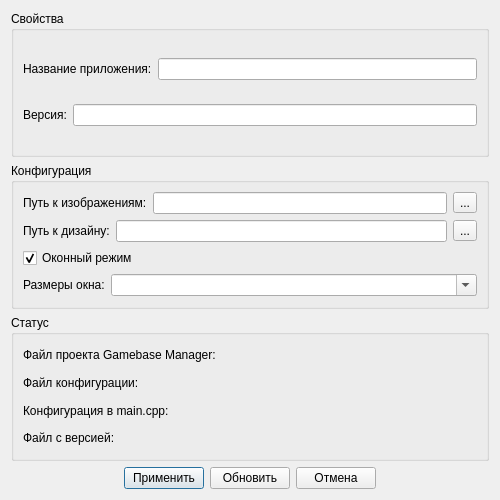
First picture: the form in manager/appconfigurationdialog.ui, repository TheMrButcher/gamebase_manager, before the edit.
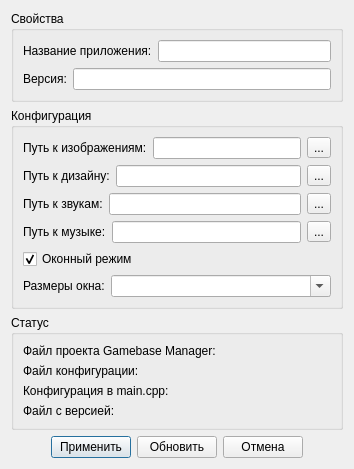
Second picture: the form after the edit. Icons and pictures are not drawn.

Commit message:
Supported sound and music folders
Closed #73

```diff
--- a/manager/appconfigurationdialog.ui
+++ b/manager/appconfigurationdialog.ui
@@ -7,7 +7,7 @@
     <x>0</x>
     <y>0</y>
     <width>500</width>
-    <height>500</height>
+    <height>594</height>
    </rect>
   </property>
   <property name="minimumSize">
@@ -20,6 +20,9 @@
    <string>Конфигурация приложения</string>
   </property>
   <layout class="QVBoxLayout" name="verticalLayout_2">
+   <property name="sizeConstraint">
+    <enum>QLayout::SetFixedSize</enum>
+   </property>
    <item>
     <widget class="QGroupBox" name="groupBox_3">
      <property name="title">
@@ -147,6 +150,82 @@
         </item>
        </layout>
       </item>
+      <item>
+       <layout class="QHBoxLayout" name="horizontalLayout_10">
+        <item>
+         <widget class="QLabel" name="label_8">
+          <property name="text">
+           <string>Путь к звукам:</string>
+          </property>
+         </widget>
+        </item>
+        <item>
+         <widget class="QLineEdit" name="soundsPath">
+          <property name="statusTip">
+           <string>Путь, по которому приложение будет искать изображения</string>
+          </property>
+         </widget>
+        </item>
+        <item>
+         <widget class="QToolButton" name="chooseSoundsPathButton">
+          <property name="toolTip">
+           <string>Указать путь к изображениям</string>
+          </property>
+          <property name="text">
+           <string>...</string>
+          </property>
+          <property name="icon">
+           <iconset resource="resources.qrc">
+            <normaloff>:/images/icons/Folder.png</normaloff>:/images/icons/Folder.png</iconset>
+          </property>
+          <property name="iconSize">
+           <size>
+            <width>20</width>
+            <height>20</height>
+           </size>
+          </property>
+         </widget>
+        </item>
+       </layout>
+      </item>
+      <item>
+       <layout class="QHBoxLayout" name="horizontalLayout_13">
+        <item>
+         <widget class="QLabel" name="label_9">
+          <property name="text">
+           <string>Путь к музыке:</string>
+          </property>
+         </widget>
+        </item>
+        <item>
+         <widget class="QLineEdit" name="musicPath">
+          <property name="statusTip">
+           <string>Путь, по которому приложение будет искать изображения</string>
+          </property>
+         </widget>
+        </item>
+        <item>
+         <widget class="QToolButton" name="chooseMusicPathButton">
+          <property name="toolTip">
+           <string>Указать путь к изображениям</string>
+          </property>
+          <property name="text">
+           <string>...</string>
+          </property>
+          <property name="icon">
+           <iconset resource="resources.qrc">
+            <normaloff>:/images/icons/Folder.png</normaloff>:/images/icons/Folder.png</iconset>
+          </property>
+          <property name="iconSize">
+           <size>
+            <width>20</width>
+            <height>20</height>
+           </size>
+          </property>
+         </widget>
+        </item>
+       </layout>
+      </item>
       <item>
        <layout class="QHBoxLayout" name="horizontalLayout_7">
         <item>
```
The commit also changes 9 other files.
